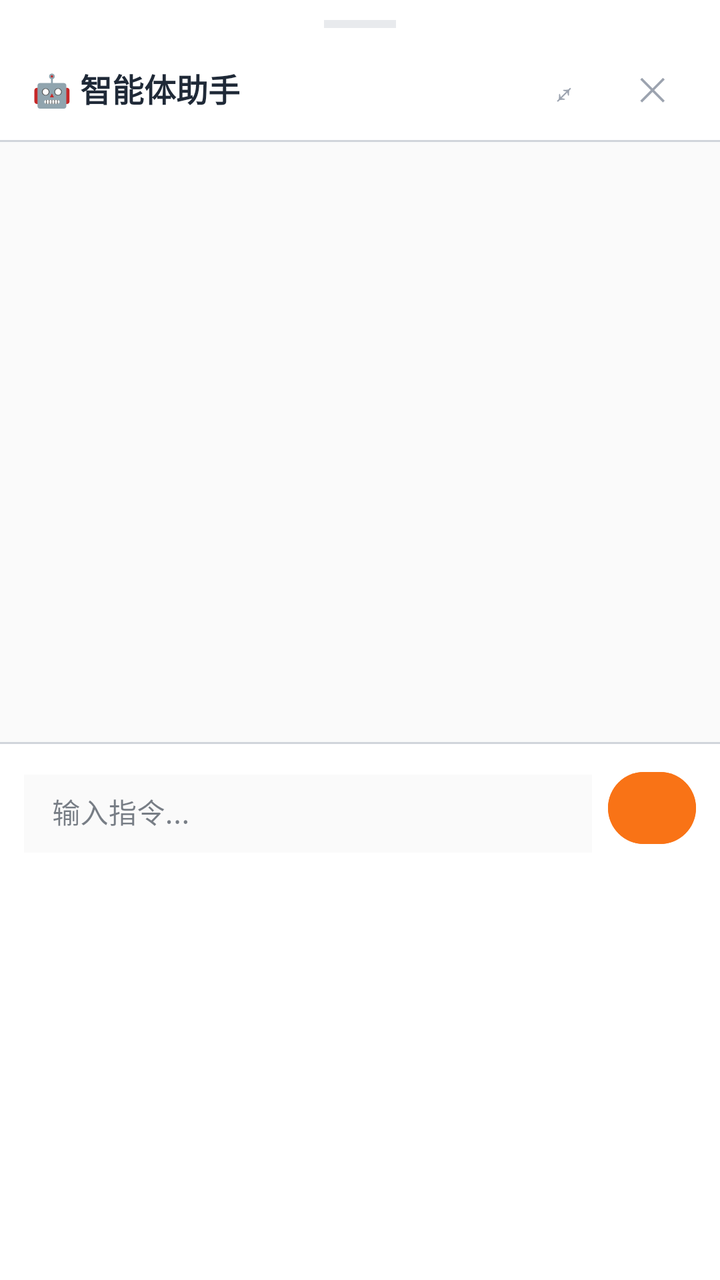
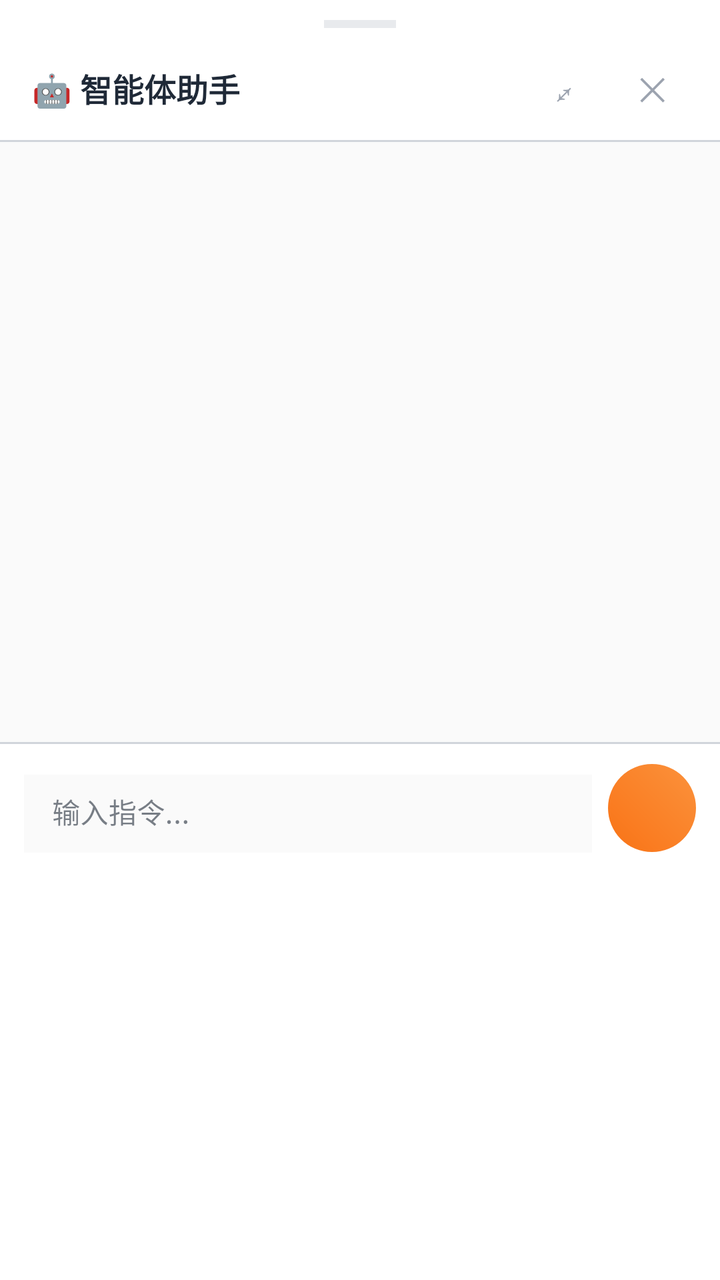

Screens rendered from an Android XML layout before and after an edit, with the pre-edit source and the edit as a unified diff.
<!-- AndroidManifest.xml: application theme Theme.ClothingSI -->
<!-- res/layout/fragment_agent_bottom_sheet.xml -->
<?xml version="1.0" encoding="utf-8"?>
<LinearLayout xmlns:android="http://schemas.android.com/apk/res/android"
    xmlns:app="http://schemas.android.com/apk/res-auto"
    android:layout_width="match_parent"
    android:layout_height="wrap_content"
    android:orientation="vertical"
    android:background="@color/md_surface"
    android:paddingTop="0dp">

    
    <View
        android:layout_width="36dp"
        android:layout_height="4dp"
        android:layout_gravity="center"
        android:layout_marginTop="10dp"
        android:layout_marginBottom="4dp"
        android:background="@color/md_outline_variant"
        android:alpha="0.5" />

    
    <LinearLayout
        android:layout_width="match_parent"
        android:layout_height="52dp"
        android:orientation="horizontal"
        android:gravity="center_vertical"
        android:paddingHorizontal="16dp">

        <TextView
            android:layout_width="0dp"
            android:layout_height="wrap_content"
            android:layout_weight="1"
            android:text="🤖 智能体助手"
            android:textSize="16sp"
            android:textStyle="bold"
            android:textColor="@color/md_on_surface" />

        <LinearLayout
            android:layout_width="wrap_content"
            android:layout_height="wrap_content"
            android:orientation="horizontal">

            <TextView
                android:id="@+id/btn_sheet_fullscreen"
                android:layout_width="36dp"
                android:layout_height="36dp"
                android:text="⤢"
                android:textSize="16sp"
                android:textColor="@color/md_on_surface_variant"
                android:gravity="center"
                android:clickable="true"
                android:focusable="true"
                android:background="@drawable/circle_bg"
                android:layout_marginEnd="8dp" />

            <TextView
                android:id="@+id/btn_sheet_close"
                android:layout_width="36dp"
                android:layout_height="36dp"
                android:text="✕"
                android:textSize="16sp"
                android:textColor="@color/md_on_surface_variant"
                android:gravity="center"
                android:clickable="true"
                android:focusable="true"
                android:background="@drawable/circle_bg" />
        </LinearLayout>
    </LinearLayout>

    <View
        android:layout_width="match_parent"
        android:layout_height="1dp"
        android:background="@color/md_outline_variant" />

    
    <ScrollView
        android:id="@+id/scroll_sheet_chat"
        android:layout_width="match_parent"
        android:layout_height="300dp"
        android:padding="12dp"
        android:paddingBottom="4dp"
        android:background="@color/md_surface_container_low">

        <LinearLayout
            android:id="@+id/chat_sheet_container"
            android:layout_width="match_parent"
            android:layout_height="wrap_content"
            android:orientation="vertical" />
    </ScrollView>

    <View
        android:layout_width="match_parent"
        android:layout_height="1dp"
        android:background="@color/md_outline_variant" />

    
    <LinearLayout
        android:layout_width="match_parent"
        android:layout_height="wrap_content"
        android:orientation="horizontal"
        android:gravity="center_vertical"
        android:background="@color/md_surface"
        android:paddingHorizontal="12dp"
        android:paddingVertical="10dp">

        <com.google.android.material.textfield.TextInputLayout
            android:layout_width="0dp"
            android:layout_height="wrap_content"
            android:layout_weight="1"
            style="@style/Widget.MaterialComponents.TextInputLayout.OutlinedBox"
            app:boxCornerRadiusTopEnd="24dp"
            app:boxCornerRadiusTopStart="24dp"
            app:boxCornerRadiusBottomEnd="24dp"
            app:boxCornerRadiusBottomStart="24dp"
            app:boxStrokeColor="@color/md_outline"
            app:boxStrokeWidth="1dp"
            android:hint="输入指令...">

            <com.google.android.material.textfield.TextInputEditText
                android:id="@+id/et_sheet_input"
                android:layout_width="match_parent"
                android:layout_height="wrap_content"
                android:inputType="text"
                android:maxLines="1"
                android:textSize="14sp"
                android:background="@color/md_surface_container_low"
                android:paddingVertical="10dp"
                android:paddingHorizontal="14dp" />
        </com.google.android.material.textfield.TextInputLayout>

        <com.google.android.material.button.MaterialButton
            android:id="@+id/btn_sheet_send"
            android:layout_width="44dp"
            android:layout_height="44dp"
            android:text="➤"
            android:textSize="16sp"
            app:cornerRadius="22dp"
            android:backgroundTint="@color/md_primary"
            android:textColor="@color/md_on_primary"
            android:layout_marginStart="8dp" />
    </LinearLayout>

</LinearLayout>
<!-- resources referenced by this layout -->
<resources>
  <color name="md_on_primary">#FFFFFF</color>
  <color name="md_on_surface">#1F2937</color>
  <color name="md_on_surface_variant">#9CA3AF</color>
  <color name="md_outline">#9CA3AF</color>
  <color name="md_outline_variant">#D1D5DB</color>
  <color name="md_primary">#F97316</color>
  <color name="md_surface">#FFFFFF</color>
  <color name="md_surface_container_low">#FAFAFA</color>
  <!-- drawable circle_bg (drawable) -->
  <?xml version="1.0" encoding="utf-8"?>
  <shape xmlns:android="http://schemas.android.com/apk/res/android" android:shape="oval">
      <solid android:color="#26FFFFFF" />
  </shape>
  <style name="Theme.ClothingSI" parent="Theme.Material3.Light.NoActionBar">
          
          <item name="colorPrimary">@color/md_primary</item>
          <item name="colorOnPrimary">@color/md_on_primary</item>
          <item name="colorPrimaryContainer">@color/md_primary_container</item>
          <item name="colorOnPrimaryContainer">@color/md_on_primary_container</item>
  
          
          <item name="colorSecondary">@color/md_secondary</item>
          <item name="colorOnSecondary">@color/md_on_secondary</item>
          <item name="colorSecondaryContainer">@color/md_secondary_container</item>
          <item name="colorOnSecondaryContainer">@color/md_on_secondary_container</item>
  
          
          <item name="android:colorBackground">@color/md_surface_container_low</item>
          <item name="colorSurface">@color/md_surface</item>
          <item name="colorOnSurface">@color/md_on_surface</item>
          <item name="colorOnSurfaceVariant">@color/md_on_surface_variant</item>
  
          
          <item name="colorOutline">@color/md_outline</item>
          <item name="colorOutlineVariant">@color/md_outline_variant</item>
  
          
          <item name="colorError">@color/md_error</item>
          <item name="colorOnError">@color/md_on_error</item>
  
          
          <item name="android:statusBarColor">@android:color/transparent</item>
          <item name="android:navigationBarColor">@color/md_surface</item>
          <item name="android:windowLightStatusBar">true</item>
  
          
          <item name="android:fontFamily">sans-serif</item>
          <item name="android:textViewStyle">@style/TextView.Base</item>
      </style>
  <color name="md_primary_container">#FFF7ED</color>
  <color name="md_on_primary_container">#5C3D00</color>
  <color name="md_secondary">#2563EB</color>
  <color name="md_on_secondary">#FFFFFF</color>
  <color name="md_secondary_container">#DBEAFE</color>
  <color name="md_on_secondary_container">#001A3E</color>
  <color name="md_error">#EF4444</color>
  <color name="md_on_error">#FFFFFF</color>
  <style name="TextView.Base" parent="android:Widget.TextView">
          <item name="android:fontFamily">sans-serif</item>
      </style>
</resources>

<!-- the commit's change to res/layout/fragment_agent_bottom_sheet.xml (unified diff, before → after) -->
@@ -134,7 +134,7 @@
             android:text="➤"
             android:textSize="16sp"
             app:cornerRadius="22dp"
-            android:backgroundTint="@color/md_primary"
+            android:background="@drawable/btn_gradient_primary" app:backgroundTint="@null"
             android:textColor="@color/md_on_primary"
             android:layout_marginStart="8dp" />
     </LinearLayout>
<!-- resource entries referenced after the edit -->
@@ -8,6 +8,15 @@
   <color name="md_primary">#F97316</color>
   <color name="md_surface">#FFFFFF</color>
   <color name="md_surface_container_low">#FAFAFA</color>
+  <!-- drawable btn_gradient_primary (drawable) -->
+  <?xml version="1.0" encoding="utf-8"?>
+  <shape xmlns:android="http://schemas.android.com/apk/res/android" android:shape="rectangle">
+      <corners android:radius="26dp" />
+      <gradient
+          android:startColor="#F97316"
+          android:endColor="#FB923C"
+          android:angle="45" />
+  </shape>
   <!-- drawable circle_bg (drawable) -->
   <?xml version="1.0" encoding="utf-8"?>
   <shape xmlns:android="http://schemas.android.com/apk/res/android" android:shape="oval">
